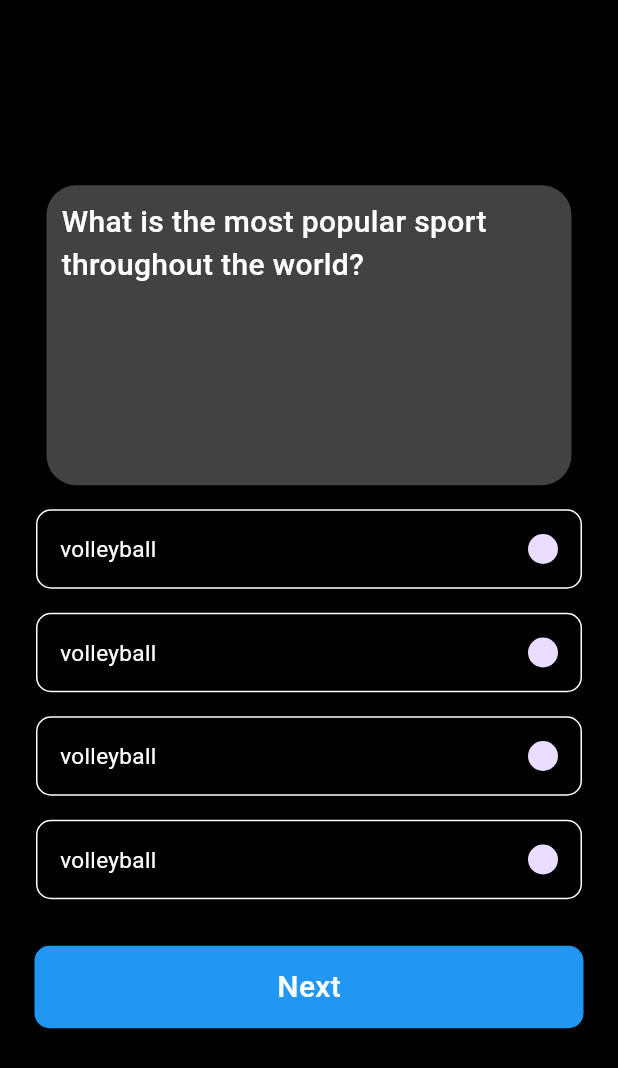
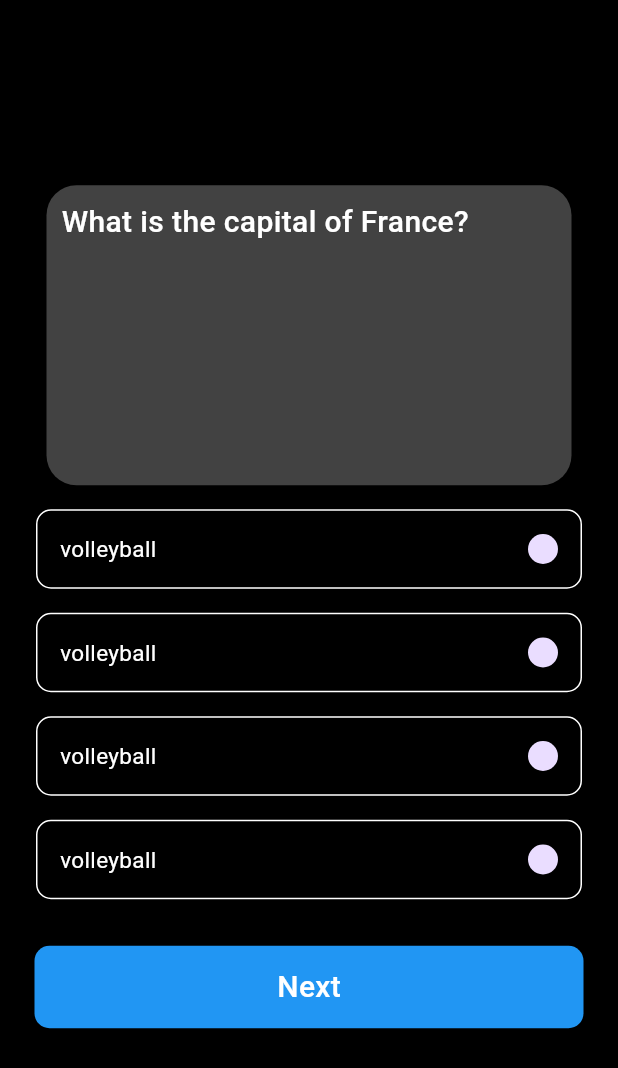
Before and after one commit to MahadevBiniraj/quizapp, a Flutter app: the screen it shows after launch, on a phone screen of 412 x 824 dp. Shown: the top 1068 px of the screen. Run offline on Flutter 3.47's test engine with Material 3 defaults, Android fonts, the phone set to English and light mode, and no system bars.

Commit message:
changes updated

```diff
--- /dev/null
+++ b/lib/controller/controller.dart
@@ -0,0 +1,36 @@
+import 'package:quizapp/model/quiz_screen/quiz_screen.dart';
+
+class QuestionScreenController {
+  static List<Questionmodel> questionList = [
+    Questionmodel(
+      question: "What is the capital of France?",
+      optionlist: ["Paris", "Berlin", "London", "Madrid"],
+      correctanswerindex: 0,
+    ),
+    Questionmodel(
+      question: "Which planet is known as the Red Planet?",
+      optionlist: ["Mars", "Jupiter", "Earth", "Mercury"],
+      correctanswerindex: 0,
+    ),
+    Questionmodel(
+      question: "What is the largest mammal?",
+      optionlist: ["Elephant", "Blue Whale", "Giraffe", "Hippopotamus"],
+      correctanswerindex: 1,
+    ),
+    Questionmodel(
+      question: "Who wrote 'Romeo and Juliet'?",
+      optionlist: [
+        "William Shakespeare",
+        "Jane Austen",
+        "Charles Dickens",
+        "Mark Twain"
+      ],
+      correctanswerindex: 0,
+    ),
+    Questionmodel(
+      question: "What is the tallest mountain in the world?",
+      optionlist: ["Mount Kilimanjaro", "Mount Everest", "K2", "Kangchenjunga"],
+      correctanswerindex: 1,
+    ),
+  ];
+}
--- a/lib/view/home_screen1/home_screen1.dart
+++ b/lib/view/home_screen1/home_screen1.dart
@@ -1,10 +1,18 @@
 import 'package:flutter/material.dart';
+import 'package:quizapp/controller/controller.dart';
+
 import 'package:quizapp/view/home_screen1/widgets/button.dart';
 import 'package:quizapp/view/home_screen1/widgets/option_box.dart';
 
-class Homescreen1 extends StatelessWidget {
+class Homescreen1 extends StatefulWidget {
   const Homescreen1({super.key});
 
+  @override
+  State<Homescreen1> createState() => _Homescreen1State();
+}
+
+class _Homescreen1State extends State<Homescreen1> {
+  int currentquestionindex = 0;
   @override
   Widget build(BuildContext context) {
     return Scaffold(
@@ -21,9 +29,10 @@ class Homescreen1 extends StatelessWidget {
                   borderRadius: BorderRadius.circular(20),
                   color: Color(0xff424242)),
               child: Padding(
-                padding: const EdgeInsets.all(10.0),
+                padding: EdgeInsets.all(10.0),
                 child: Text(
-                  "What is the most popular sport throughout the world?",
+                  QuestionScreenController
+                      .questionList[currentquestionindex].question,
                   style: TextStyle(
                       fontSize: 20,
                       fontWeight: FontWeight.w500,
```
Also changed, not shown: lib/controller/screenlist.dart (deleted, +0 -50 lines), lib/model/quiz_screen/quiz_screen.dart (+5 -4 lines).
